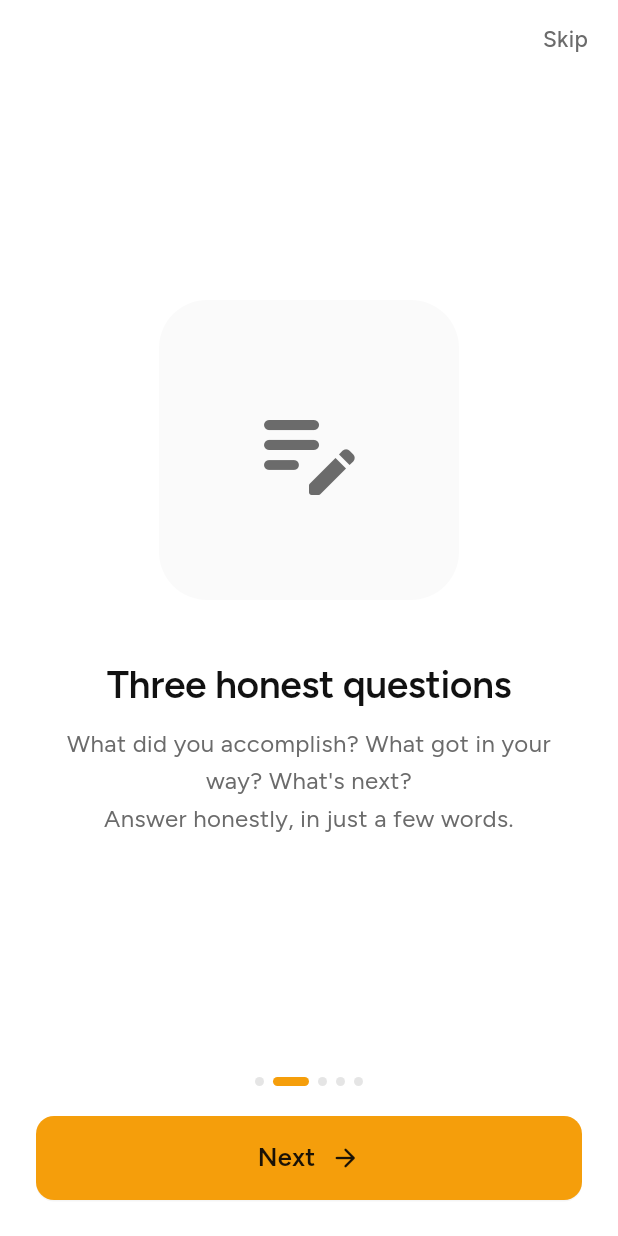
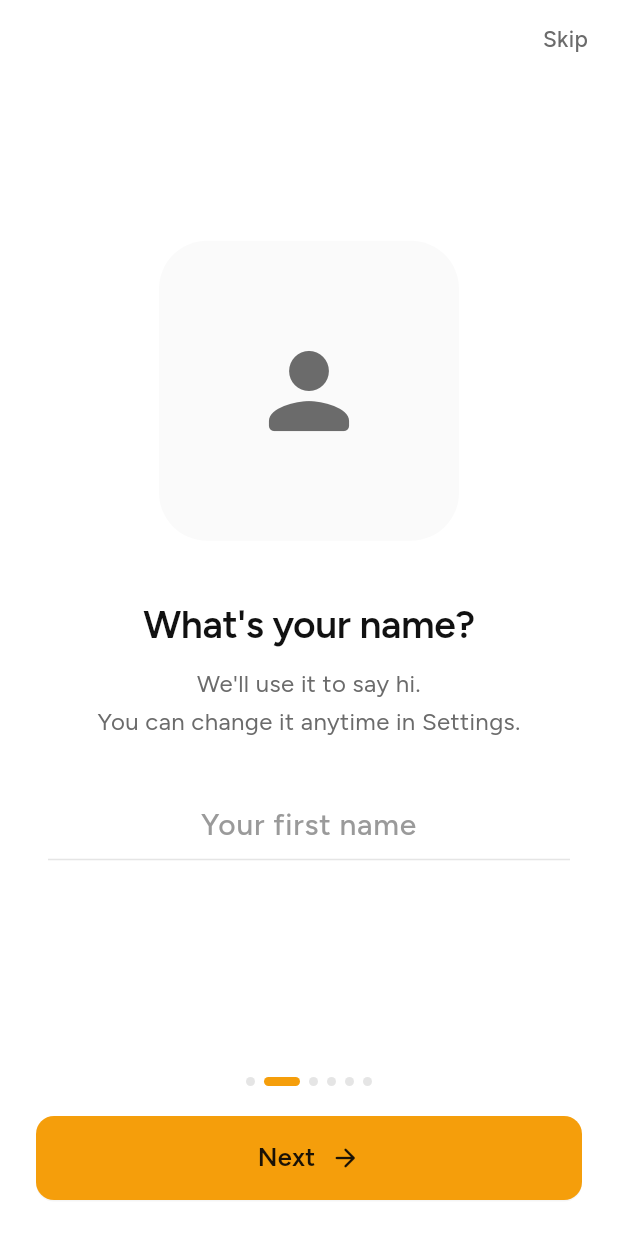
Before and after one commit to sarak-koutalopatey/daydump, a Flutter app: the screen it shows after launch, swiped to page 2, on a phone screen of 412 x 824 dp. Run offline on Flutter 3.47's test engine with Material 3 defaults, Android fonts, the phone set to English and light mode, and no system bars; our stand-ins replace file_picker, flutter_local_notifications, flutter_timezone, google_fonts, share_plus, shared_preferences and 2 more; missing offline and left inert: app_settings; accounts and stored records are empty.

Commit message:
feat: prénom dans l'onboarding + fix notifications Android

```diff
--- a/lib/l10n/app_strings.dart
+++ b/lib/l10n/app_strings.dart
@@ -132,6 +132,9 @@ abstract class AppStrings {
   String get onboarding4Subtitle;
   String get onboarding5Title;
   String get onboarding5Subtitle;
+  String get onboardingNameTitle;
+  String get onboardingNameSubtitle;
+  String get onboardingNameHint;
 
   // Notification
   String get notifTitle;
@@ -285,6 +288,10 @@ class _En extends AppStrings {
   @override String get onboarding5Title => 'Never miss a day';
   @override String get onboarding5Subtitle =>
       'Get a gentle reminder each evening to complete your check-in.\nYou can change the time anytime in Settings.';
+  @override String get onboardingNameTitle => 'What\'s your name?';
+  @override String get onboardingNameSubtitle =>
+      'We\'ll use it to say hi.\nYou can change it anytime in Settings.';
+  @override String get onboardingNameHint => 'Your first name';
 
   @override String get notifTitle => 'Time for your DayDump';
   @override String get notifBody => 'How did today go?';
@@ -438,6 +445,10 @@ class _Fr extends AppStrings {
   @override String get onboarding5Title => 'Ne rate aucun jour';
   @override String get onboarding5Subtitle =>
       'Reçois un rappel chaque soir pour compléter ton journal.\nTu peux modifier l\'heure à tout moment dans les réglages.';
+  @override String get onboardingNameTitle => 'Comment tu t\'appelles ?';
+  @override String get onboardingNameSubtitle =>
+      'On l\'utilisera pour te dire bonjour.\nTu peux le modifier à tout moment dans les réglages.';
+  @override String get onboardingNameHint => 'Ton prénom';
 
   @override String get notifTitle => 'C\'est l\'heure de ton DayDump';
   @override String get notifBody => 'Comment s\'est passée ta journée ?';
--- a/lib/screens/onboarding_screen.dart
+++ b/lib/screens/onboarding_screen.dart
@@ -21,21 +21,31 @@ class OnboardingScreen extends StatefulWidget {
 
 class _OnboardingScreenState extends State<OnboardingScreen> {
   final _pageController = PageController();
+  final _nameController = TextEditingController();
   int _currentPage = 0;
   int _notifHour = 20;
   int _notifMinute = 0;
 
-  int get _pageCount => widget.isReview ? 4 : 5;
+  int get _pageCount => widget.isReview ? 4 : 6;
   bool get _isLast => _currentPage == _pageCount - 1;
   bool get _isNotifPage => !widget.isReview && _isLast;
+  bool get _isNamePage => !widget.isReview && _currentPage == 1;
 
   @override
   void dispose() {
     _pageController.dispose();
+    _nameController.dispose();
     super.dispose();
   }
 
   void _goNext() {
+    FocusScope.of(context).unfocus();
+    if (_isNamePage) {
+      final name = _nameController.text.trim();
+      if (name.isNotEmpty) {
+        context.read<AppState>().setUserName(name);
+      }
+    }
     if (_currentPage < _pageCount - 1) {
       _pageController.nextPage(
         duration: const Duration(milliseconds: 350),
@@ -98,6 +108,7 @@ class _OnboardingScreenState extends State<OnboardingScreen> {
     } catch (_) {}
 
     if (granted && mounted) {
+      try {
         final appState = context.read<AppState>();
         final lang = Localizations.localeOf(context).languageCode;
         await appState.setReminder(
@@ -105,6 +116,7 @@ class _OnboardingScreenState extends State<OnboardingScreen> {
         await NotificationService.scheduleDailyReminder(
             _notifHour, _notifMinute,
             lang: lang);
+      } catch (_) {}
     }
 
     if (mounted) _complete();
@@ -171,8 +183,23 @@ class _OnboardingScreenState extends State<OnboardingScreen> {
               child: PageView.builder(
                 controller: _pageController,
                 itemCount: _pageCount,
-                onPageChanged: (i) => setState(() => _currentPage = i),
-                itemBuilder: (_, i) => _OnboardingPage(data: pages[i]),
+                onPageChanged: (i) {
+                  FocusScope.of(context).unfocus();
+                  setState(() => _currentPage = i);
+                },
+                itemBuilder: (_, i) {
+                  if (!widget.isReview && i == 1) {
+                    return _OnboardingNamePage(
+                      controller: _nameController,
+                      title: s.onboardingNameTitle,
+                      subtitle: s.onboardingNameSubtitle,
+                      hint: s.onboardingNameHint,
+                      onSubmit: _goNext,
+                    );
+                  }
+                  final idx = (!widget.isReview && i > 1) ? i - 1 : i;
+                  return _OnboardingPage(data: pages[idx]);
+                },
               ),
             ),
 
@@ -345,6 +372,107 @@ class _PageData {
   });
 }
 
+// ─── Name input page ──────────────────────────────────────────────────────────
+
+class _OnboardingNamePage extends StatelessWidget {
+  final TextEditingController controller;
+  final String title;
+  final String subtitle;
+  final String hint;
+  final VoidCallback onSubmit;
+
+  const _OnboardingNamePage({
+    required this.controller,
+    required this.title,
+    required this.subtitle,
+    required this.hint,
+    required this.onSubmit,
+  });
+
+  @override
+  Widget build(BuildContext context) {
+    final bottomInset = MediaQuery.of(context).viewInsets.bottom;
+    return LayoutBuilder(
+      builder: (context, constraints) {
+        return SingleChildScrollView(
+          child: ConstrainedBox(
+            constraints: BoxConstraints(
+              minHeight: constraints.maxHeight,
+            ),
+            child: Padding(
+              padding: EdgeInsets.fromLTRB(32, 0, 32, bottomInset + 24),
+              child: Column(
+                mainAxisAlignment: MainAxisAlignment.center,
+                children: [
+                  Container(
+                    width: 200,
+                    height: 200,
+                    decoration: BoxDecoration(
+                      color: context.cSurface2,
+                      borderRadius: BorderRadius.circular(32),
+                    ),
+                    child: Icon(Icons.person_rounded, size: 80, color: context.cText2),
+                  ),
+                  const SizedBox(height: 40),
+                  Text(
+                    title,
+                    textAlign: TextAlign.center,
+                    style: GoogleFonts.figtree(
+                      fontSize: 26,
+                      fontWeight: FontWeight.w600,
+                      color: context.cText,
+                      letterSpacing: -0.3,
+                      height: 1.2,
+                    ),
+                  ),
+                  const SizedBox(height: 12),
+                  Text(
+                    subtitle,
+                    textAlign: TextAlign.center,
+                    style: GoogleFonts.figtree(
+                      fontSize: 16,
+                      fontWeight: FontWeight.w400,
+                      color: context.cText2,
+                      height: 1.55,
+                    ),
+                  ),
+                  const SizedBox(height: 32),
+                  TextField(
+                    controller: controller,
+                    textCapitalization: TextCapitalization.words,
+                    textInputAction: TextInputAction.done,
+                    onSubmitted: (_) => onSubmit(),
+                    style: GoogleFonts.figtree(
+                      fontSize: 20,
+                      fontWeight: FontWeight.w500,
+                      color: context.cText,
+                    ),
+                    cursorColor: context.cAccent,
+                    textAlign: TextAlign.center,
+                    decoration: InputDecoration(
+                      hintText: hint,
+                      hintStyle: GoogleFonts.figtree(
+                        fontSize: 20,
+                        color: context.cText3,
+                      ),
+                      enabledBorder: UnderlineInputBorder(
+                        borderSide: BorderSide(color: context.cBorder),
+                      ),
+                      focusedBorder: UnderlineInputBorder(
+                        borderSide: BorderSide(color: context.cAccent, width: 2),
+                      ),
+                    ),
+                  ),
+                ],
+              ),
+            ),
+          ),
+        );
+      },
+    );
+  }
+}
+
 // ─── Single page ──────────────────────────────────────────────────────────────
 
 class _OnboardingPage extends StatelessWidget {
--- a/lib/services/notification_service.dart
+++ b/lib/services/notification_service.dart
@@ -74,7 +74,7 @@ class NotificationService {
         ),
         iOS: const DarwinNotificationDetails(),
       ),
-      androidScheduleMode: AndroidScheduleMode.inexactAllowWhileIdle,
+      androidScheduleMode: AndroidScheduleMode.exactAllowWhileIdle,
       uiLocalNotificationDateInterpretation:
           UILocalNotificationDateInterpretation.absoluteTime,
       matchDateTimeComponents: DateTimeComponents.time,
--- a/lib/state/app_state.dart
+++ b/lib/state/app_state.dart
@@ -3,7 +3,6 @@ import 'package:flutter/foundation.dart';
 import 'package:flutter/material.dart';
 import 'package:shared_preferences/shared_preferences.dart';
 import '../models/entry.dart';
-import '../data/sample_data.dart';
 import '../services/database_service.dart';
 import '../services/notification_service.dart';
 
@@ -88,14 +87,6 @@ class AppState extends ChangeNotifier {
         final today = _normalizeDate(DateTime.now());
         _completedToday =
             _entries.isNotEmpty && _normalizeDate(_entries.first.date) == today;
-      } else if (!_onboardingCompleted) {
-        // True first launch — seed sample data
-        _entries = List.from(kSampleEntries);
-        _streak = 12;
-        _completedToday = true;
-        for (final entry in _entries) {
-          await DatabaseService.insertEntry(entry);
-        }
       }
       // onboardingCompleted + empty DB = user cleared data intentionally
     }
```
Also changed, not shown: 1 other file. Lines whose indentation alone changed are shown as unchanged.
